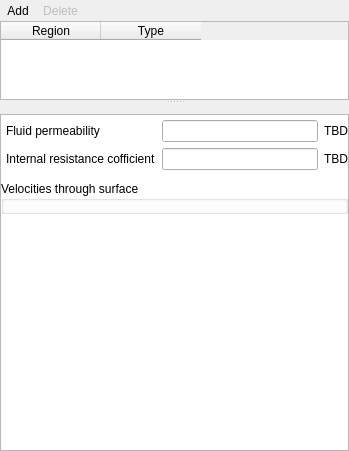
truongd8593/mfix, file mfixgui/uifiles/internal_surfaces.ui: the form before one commit.
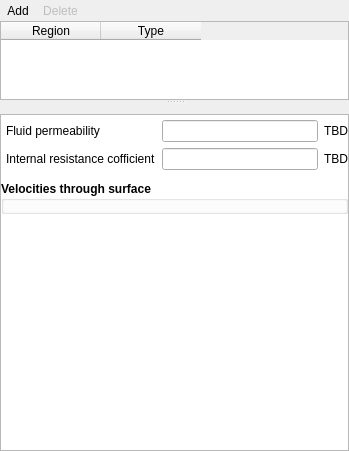
The form after the commit. Custom widgets are drawn as their Qt base class.

Commit message:
bold groupbox labels
squash! bold groupbox labels

squash! bold groupbox labels

squash! bold groupbox labels

```diff
--- a/mfixgui/uifiles/internal_surfaces.ui
+++ b/mfixgui/uifiles/internal_surfaces.ui
@@ -312,6 +312,12 @@
              </item>
              <item>
               <widget class="QGroupBox" name="groupbox_solids_velocities">
+               <property name="font">
+                <font>
+                 <weight>75</weight>
+                 <bold>true</bold>
+                </font>
+               </property>
                <property name="title">
                 <string>Velocities through surface</string>
                </property>
```
The commit also changes 3 other files.
